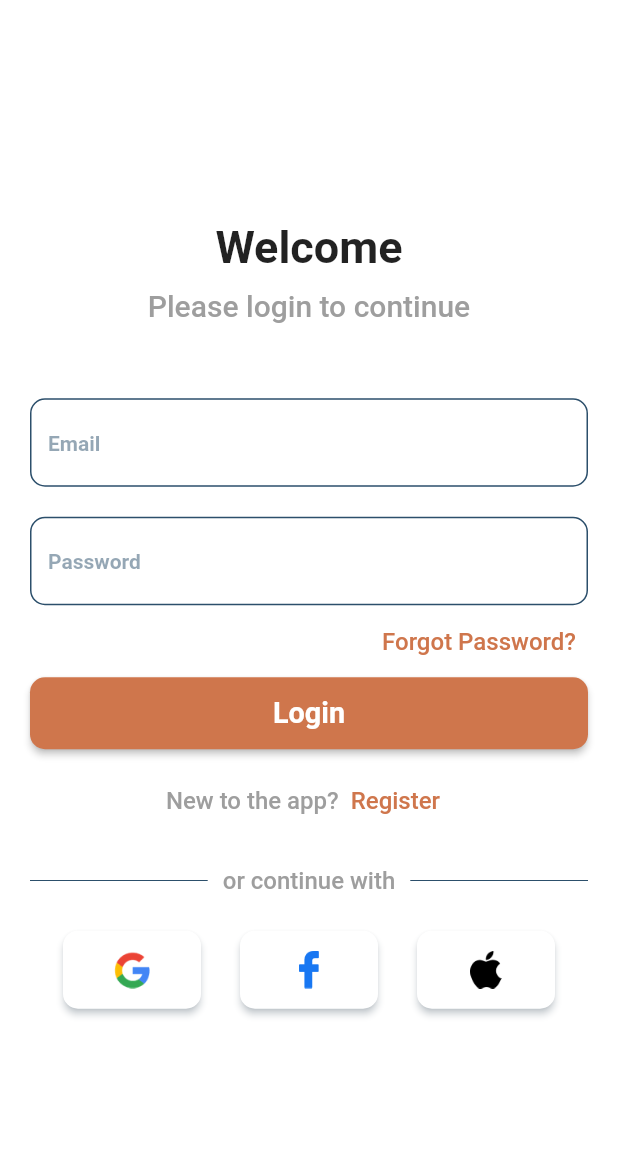
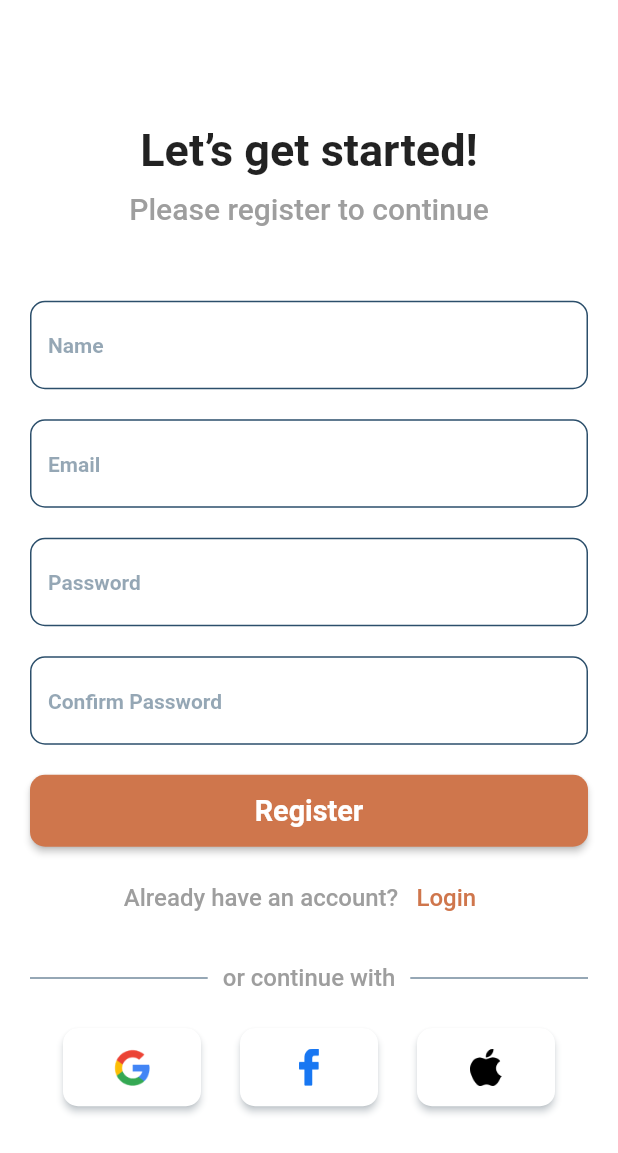
Before and after one commit to rmahmadkhan/maveshi, a Flutter app: the LoginScreen screen opened by its route, after a tap on "Register", on a phone screen of 412 x 824 dp. Shown: the top 1153 px of the screen. Run offline on Flutter 3.47's test engine with Material 2 defaults, Android fonts, the phone set to English and light mode, and no system bars; our stand-ins replace firebase_core; accounts and stored records are empty.

Commit message:
Added SingleChildScrollView over login screen widget tree

```diff
--- a/lib/main.dart
+++ b/lib/main.dart
@@ -21,7 +21,7 @@ class MaveshiApp extends StatelessWidget {
       themeMode: ThemeMode.light,
       theme: AppTheme.buildTheme(),
       routes: routes,
-      initialRoute: SplashScreen.routeName,
+      initialRoute: LoginScreen.routeName,
     );
   }
 }
--- a/lib/ui/screens/login/login_screen.dart
+++ b/lib/ui/screens/login/login_screen.dart
@@ -1,6 +1,7 @@
 import 'package:maveshi/all_utils.dart';
 import 'package:maveshi/ui/screens/login/components/login_form.dart';
 import 'package:maveshi/ui/screens/login/components/social_login_section.dart';
+import 'package:maveshi/ui/screens/register/register_screen.dart';
 
 class LoginScreen extends StatelessWidget {
   static const routeName = '/LoginScreen';
@@ -10,12 +11,13 @@ class LoginScreen extends StatelessWidget {
   @override
   Widget build(BuildContext context) {
     return BaseScaffold(
-      body: Padding(
-        padding: const EdgeInsets.all(20),
+      body: Center(
+        child: SingleChildScrollView(
+          padding: const EdgeInsets.symmetric(horizontal: 20, vertical: 40),
           child: Column(
             children: [
-            const Spacer(),
-            const MyText('Welcome', fontSize: 30, fontWeight: FontWeight.bold),
+              const MyText('Welcome',
+                  fontSize: 30, fontWeight: FontWeight.bold),
               const VerticalSpacing(of: 10),
               const MyText(
                 'Please login to continue',
@@ -28,15 +30,16 @@ class LoginScreen extends StatelessWidget {
               Align(
                 alignment: Alignment.center,
                 child: MyTextButton(
-                onTap: (_) {},
+                  onTap: (_) =>
+                      Navigator.pushNamed(context, RegisterScreen.routeName),
                   prefixText: 'New to the app?',
                   title: 'Register',
                 ),
               ),
               const VerticalSpacing(),
               const SocialLoginSection(),
-            const Spacer(),
             ],
+          ),
         ),
       ),
     );
```
Lines whose indentation alone changed are shown as unchanged.
